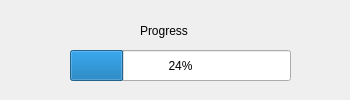
Above: UI_File/Reverse_Widget/Progress_Bar.ui from Lyghrock/Programming-Practice-2025-Spring-Project before the change. Below: the same form after it.
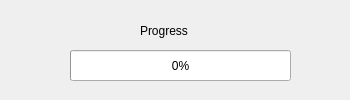
That is the form after the change.

The edit to the form file:
```diff
--- a/UI_File/Reverse_Widget/Progress_Bar.ui
+++ b/UI_File/Reverse_Widget/Progress_Bar.ui
@@ -35,7 +35,10 @@
     </rect>
    </property>
    <property name="value">
-    <number>24</number>
+    <number>0</number>
+   </property>
+   <property name="invertedAppearance">
+    <bool>false</bool>
    </property>
   </widget>
   <widget class="QLabel" name="Annotations">
```
Left out of the diff: 6 changed lines with no effect on the pictures.
